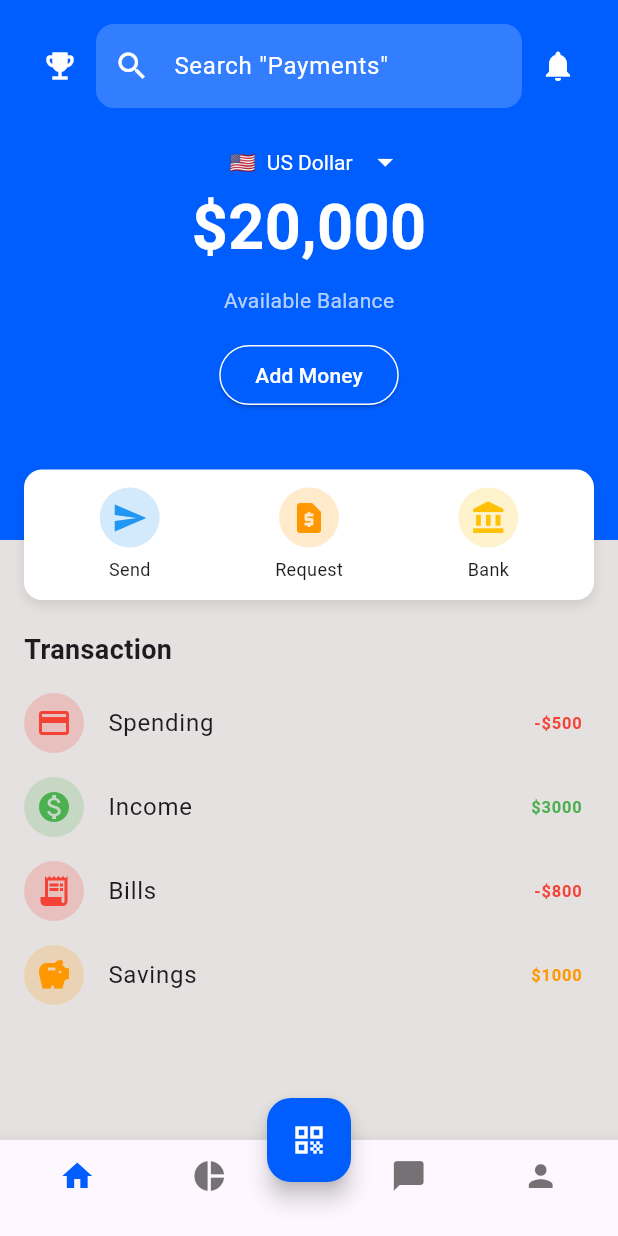
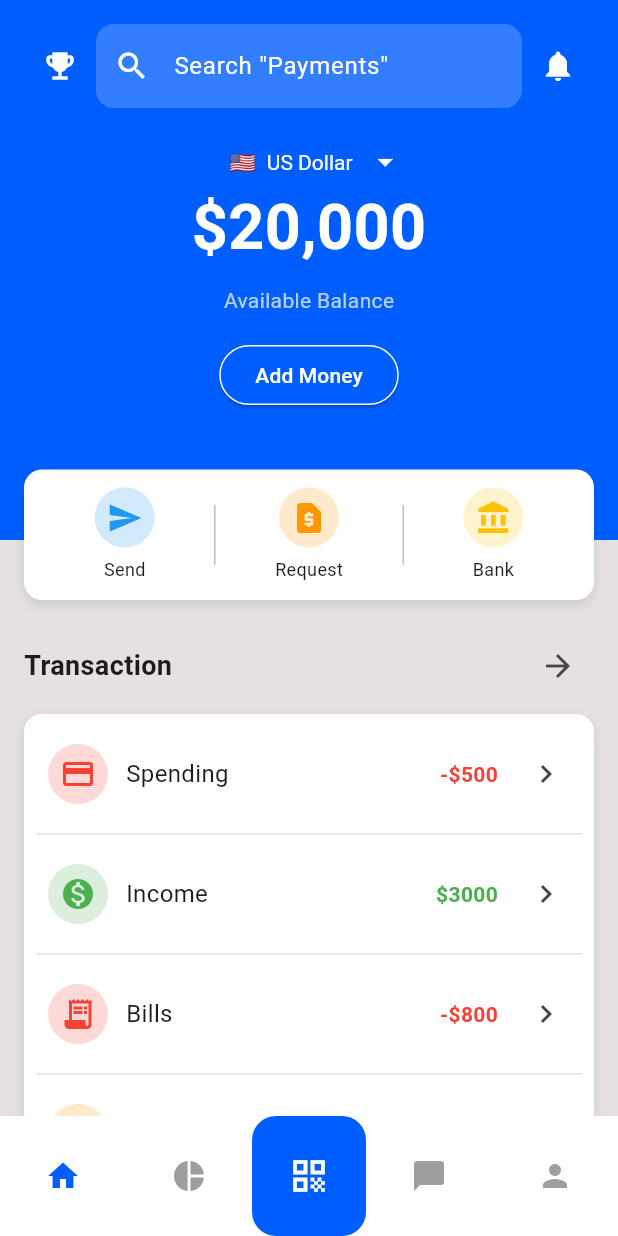
Before and after one commit to Chikamiri/DevMobileApp, a Flutter app: the screen it shows after launch, on a phone screen of 412 x 824 dp. Run offline on Flutter 3.47's test engine with Material 3 defaults, Android fonts, the phone set to English and light mode, and no system bars.

Commit message:
Homepage 2 + fix

```diff
--- a/lib/stateful_practice.dart
+++ b/lib/stateful_practice.dart
@@ -17,7 +17,6 @@ class _BankState extends State<Bank> {
     });
   }
 
-  // danh sách trang dựa trên state
   List<Widget> _pages() => [
     _homepage(
       currency: _currency,
@@ -34,52 +33,49 @@ class _BankState extends State<Bank> {
     return Scaffold(
       backgroundColor: const Color(0xFFE5E1E1),
       body: _pages()[_selectedIndex],
-      bottomNavigationBar: BottomNavigationBar(
-        fixedColor: const Color(0xFF005EFF),
-        type: BottomNavigationBarType.fixed,
-        currentIndex: _selectedIndex,
-        onTap: _onItemTapped,
-        items: const [
-          BottomNavigationBarItem(
-            icon: Padding(
-              padding: EdgeInsets.only(top: 5),
-              child: Icon(Icons.home),
+      bottomNavigationBar: BottomAppBar(
+        padding: EdgeInsets.zero,
+        notchMargin: 0,
+        color: Colors.white,
+        child: SizedBox(
+          height: 56,
+          child: Row(
+            children: [
+              Expanded(child: _navIcon(Icons.home, 0)),
+              Expanded(child: _navIcon(Icons.pie_chart, 1)),
+
+              //QR
+              Container(
+                width: 76,
+                height: double.infinity,
+                decoration: BoxDecoration(
+                  color: Color(0xFF005EFF),
+                  borderRadius: BorderRadius.circular(16),
                 ),
-            label: '',
+                child: InkWell(
+                  onTap: () => _onItemTapped(2),
+                  child: const Icon(
+                    Icons.qr_code,
+                    color: Colors.white,
+                    size: 28,
                   ),
-          BottomNavigationBarItem(
-            icon: Padding(
-              padding: EdgeInsets.only(top: 5, right: 30),
-              child: Icon(Icons.pie_chart),
                 ),
-            label: '',
               ),
-          BottomNavigationBarItem(
-            icon: Padding(
-              padding: EdgeInsets.only(top: 5, left: 30),
-              child: Icon(Icons.chat_bubble),
-            ),
-            label: '',
-          ),
-          BottomNavigationBarItem(
-            icon: Padding(
-              padding: EdgeInsets.only(top: 5),
-              child: Icon(Icons.person),
-            ),
-            label: '',
-          ),
+
+              Expanded(child: _navIcon(Icons.chat_bubble_rounded, 3)),
+              Expanded(child: _navIcon(Icons.person, 4)),
             ],
           ),
-      floatingActionButton: FloatingActionButton(
-        backgroundColor: const Color(0xFF005EFF),
-        onPressed: () {
-          setState(() {
-            _selectedIndex = 2;
-          });
-        },
-        child: const Icon(Icons.qr_code, color: Colors.white),
         ),
-      floatingActionButtonLocation: FloatingActionButtonLocation.centerDocked,
+      ),
+    );
+  }
+
+  Widget _navIcon(IconData icon, int index) {
+    return IconButton(
+      icon: Icon(icon),
+      color: _selectedIndex == index ? const Color(0xFF005EFF) : Colors.grey,
+      onPressed: () => _onItemTapped(index),
     );
   }
 }
@@ -109,14 +105,12 @@ Widget _homepage({
         Stack(
           clipBehavior: Clip.none,
           children: [
-            // Header
             Container(
               padding: const EdgeInsets.all(16),
               decoration: const BoxDecoration(color: Color(0xFF005EFF)),
               child: Column(
                 crossAxisAlignment: CrossAxisAlignment.start,
                 children: [
-                  // search
                   Row(
                     children: [
                       IconButton(
@@ -135,7 +129,7 @@ Widget _homepage({
                               color: Colors.white,
                             ),
                             filled: true,
-                            fillColor: Colors.white.withOpacity(0.2),
+                            fillColor: Colors.white.withValues(alpha: 0.2),
                             hintStyle: const TextStyle(color: Colors.white),
                             border: OutlineInputBorder(
                               borderRadius: BorderRadius.circular(12),
@@ -154,8 +148,6 @@ Widget _homepage({
                       ),
                     ],
                   ),
-
-                  // balance
                   const SizedBox(height: 24),
                   Center(
                     child: Column(
@@ -242,8 +234,6 @@ Widget _homepage({
                 ],
               ),
             ),
-
-            // Action buttons
             Positioned(
               bottom: -40,
               left: 16,
@@ -262,17 +252,33 @@ Widget _homepage({
                   ],
                 ),
                 child: Row(
-                  mainAxisAlignment: MainAxisAlignment.spaceAround,
+                  mainAxisAlignment: MainAxisAlignment.spaceEvenly,
                   children: const [
                     _ActionButton(
                       icon: Icons.send,
                       label: "Send",
                       color: Colors.blue,
                     ),
+                    SizedBox(
+                      height: 40,
+                      child: VerticalDivider(
+                        color: Colors.black26,
+                        thickness: 1,
+                        width: 10,
+                      ),
+                    ),
                     _ActionButton(
                       icon: Icons.request_page,
                       label: "Request",
                       color: Colors.orange,
+                    ),
+                    SizedBox(
+                      height: 40,
+                      child: VerticalDivider(
+                        color: Colors.black26,
+                        thickness: 1,
+                        width: 10,
+                      ),
                     ),
                     _ActionButton(
                       icon: Icons.account_balance,
@@ -285,29 +291,88 @@ Widget _homepage({
             ),
           ],
         ),
-
-        const SizedBox(height: 60), // để transaction không bị đè
-        // Transaction
-        const Padding(
-          padding: EdgeInsets.symmetric(horizontal: 16),
-          child: Align(
-            alignment: Alignment.centerLeft,
-            child: Text(
+        const SizedBox(height: 60),
+        Padding(
+          padding: const EdgeInsets.symmetric(horizontal: 16),
+          child: Row(
+            mainAxisAlignment: MainAxisAlignment.spaceBetween,
+            children: [
+              const Text(
                 "Transaction",
                 style: TextStyle(fontSize: 18, fontWeight: FontWeight.bold),
               ),
+              IconButton(
+                icon: const Icon(Icons.arrow_forward),
+                onPressed: () {},
+              ),
+            ],
           ),
         ),
         const SizedBox(height: 8),
-        _transactionItem(Icons.credit_card, "Spending", "-\$500", Colors.red),
+        Container(
+          margin: const EdgeInsets.symmetric(horizontal: 16),
+          padding: const EdgeInsets.all(8),
+          decoration: BoxDecoration(
+            color: Colors.white,
+            borderRadius: BorderRadius.circular(12),
+            boxShadow: [
+              BoxShadow(
+                color: Colors.black.withValues(alpha: 0.1),
+                blurRadius: 6,
+                offset: const Offset(0, 3),
+              ),
+            ],
+          ),
+          child: ListView(
+            shrinkWrap: true,
+            physics: const NeverScrollableScrollPhysics(),
+            children: [
+              _transactionItem(
+                Icons.credit_card,
+                "Spending",
+                "-\$500",
+                Colors.red,
+                IconButton(
+                  onPressed: () {},
+                  icon: const Icon(Icons.keyboard_arrow_right),
+                ),
+              ),
+              Divider(color: Colors.grey.withValues(alpha: 0.3)),
               _transactionItem(
                 Icons.monetization_on,
                 "Income",
                 "\$3000",
                 Colors.green,
+                IconButton(
+                  onPressed: () {},
+                  icon: const Icon(Icons.keyboard_arrow_right),
                 ),
-        _transactionItem(Icons.receipt_long, "Bills", "-\$800", Colors.red),
-        _transactionItem(Icons.savings, "Savings", "\$1000", Colors.orange),
+              ),
+              Divider(color: Colors.grey.withValues(alpha: 0.3)),
+              _transactionItem(
+                Icons.receipt_long,
+                "Bills",
+                "-\$800",
+                Colors.red,
+                IconButton(
+                  onPressed: () {},
+                  icon: const Icon(Icons.keyboard_arrow_right),
+                ),
+              ),
+              Divider(color: Colors.grey.withValues(alpha: 0.3)),
+              _transactionItem(
+                Icons.savings,
+                "Savings",
+                "\$1000",
+                Colors.orange,
+                IconButton(
+                  onPressed: () {},
+                  icon: const Icon(Icons.keyboard_arrow_right),
+                ),
+              ),
+            ],
+          ),
+        ),
       ],
     ),
   );
@@ -329,7 +394,7 @@ class _ActionButton extends StatelessWidget {
     return Column(
       children: [
         CircleAvatar(
-          backgroundColor: color.withOpacity(0.2),
+          backgroundColor: color.withValues(alpha: 0.2),
           child: Icon(icon, color: color),
         ),
         const SizedBox(height: 6),
@@ -344,16 +409,36 @@ Widget _transactionItem(
   String title,
   String amount,
   Color color,
+  IconButton iconButton,
 ) {
-  return ListTile(
-    leading: CircleAvatar(
-      backgroundColor: color.withOpacity(0.2),
+  return Padding(
+    padding: const EdgeInsets.symmetric(vertical: 8),
+    child: Row(
+      mainAxisAlignment: MainAxisAlignment.spaceBetween,
+      children: [
+        Row(
+          children: [
+            const SizedBox(width: 8),
+            CircleAvatar(
+              backgroundColor: color.withValues(alpha: 0.2),
               child: Icon(icon, color: color),
             ),
-    title: Text(title),
-    trailing: Text(
+            const SizedBox(width: 12),
+            Text(title, style: const TextStyle(fontSize: 16)),
+          ],
+        ),
+        Row(
+          mainAxisSize: MainAxisSize.min,
+          children: [
+            Text(
               amount,
               style: TextStyle(color: color, fontWeight: FontWeight.bold),
             ),
+            const SizedBox(width: 8),
+            iconButton,
+          ],
+        ),
+      ],
+    ),
   );
 }
```
Lines whose indentation alone changed are shown as unchanged.
